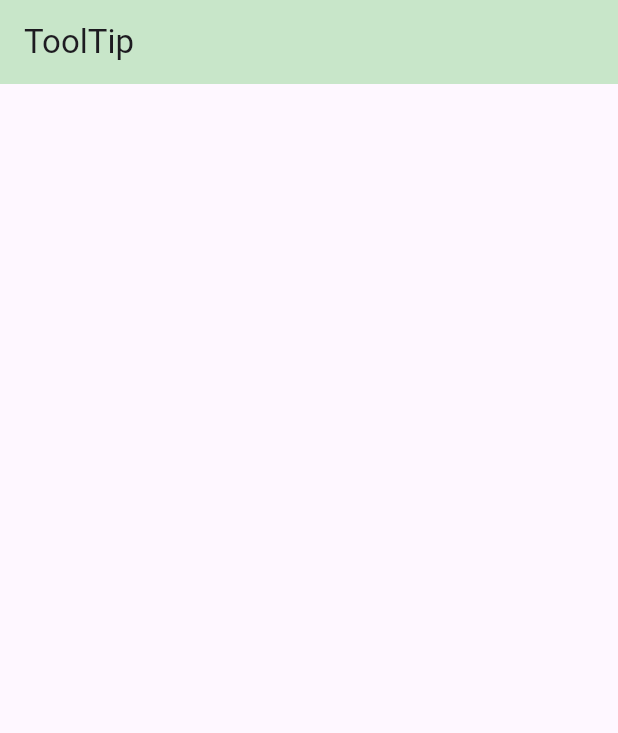
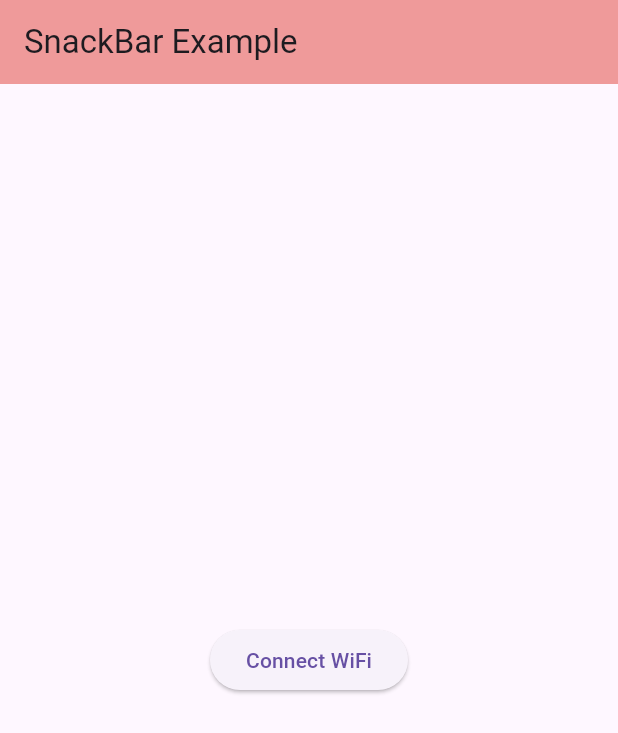
Before and after one commit to bhuwankhadka2001/Flutter-Youtube-Video, a Flutter app: the screen it shows after launch, on a phone screen of 412 x 824 dp. Shown: the top 733 px of the screen. Run offline on Flutter 3.47's test engine with Material 3 defaults, Android fonts, the phone set to English and light mode, and no system bars.

Commit message:
Snackbar

```diff
--- a/lib/main.dart
+++ b/lib/main.dart
@@ -1,6 +1,6 @@
 import 'package:flutter/material.dart';
 
-import 'pages/tool_tip.dart';
+import 'pages/snack_bar.dart';
 
 void main() {
   runApp(const MyApp());
@@ -13,7 +13,7 @@ class MyApp extends StatelessWidget {
   Widget build(BuildContext context) {
     return const MaterialApp(
       debugShowCheckedModeBanner: false,
-      home: MyToolTip(),
+      home: MySnackBAr(),
     );
   }
 }
--- /dev/null
+++ b/lib/pages/snack_bar.dart
@@ -0,0 +1,38 @@
+import 'package:flutter/material.dart';
+
+class MySnackBAr extends StatelessWidget {
+  const MySnackBAr({super.key});
+
+  @override
+  Widget build(BuildContext context) {
+    return Scaffold(
+      appBar: AppBar(
+        backgroundColor: Colors.red[200],
+        title: const Text("SnackBar Example"),
+      ),
+      body: Center(
+        child: ElevatedButton(
+            onPressed: () {
+              ScaffoldMessenger.of(context).showSnackBar(SnackBar(
+                  action: SnackBarAction(
+                      label: "Undo", textColor: Colors.blue, onPressed: () {}),
+                  backgroundColor: Colors.purple[100],
+                  content: const Row(
+                    children: [
+                      Icon(Icons.wifi_off),
+                      SizedBox(
+                        width: 40,
+                      ),
+                      Text(
+                        "No Internet Connection",
+                        style: TextStyle(
+                            fontWeight: FontWeight.bold, color: Colors.black),
+                      )
+                    ],
+                  )));
+            },
+            child: const Text('Connect WiFi')),
+      ),
+    );
+  }
+}
```
Also changed, not shown: lib/pages/tool_tip.dart (+42 -42 lines).
